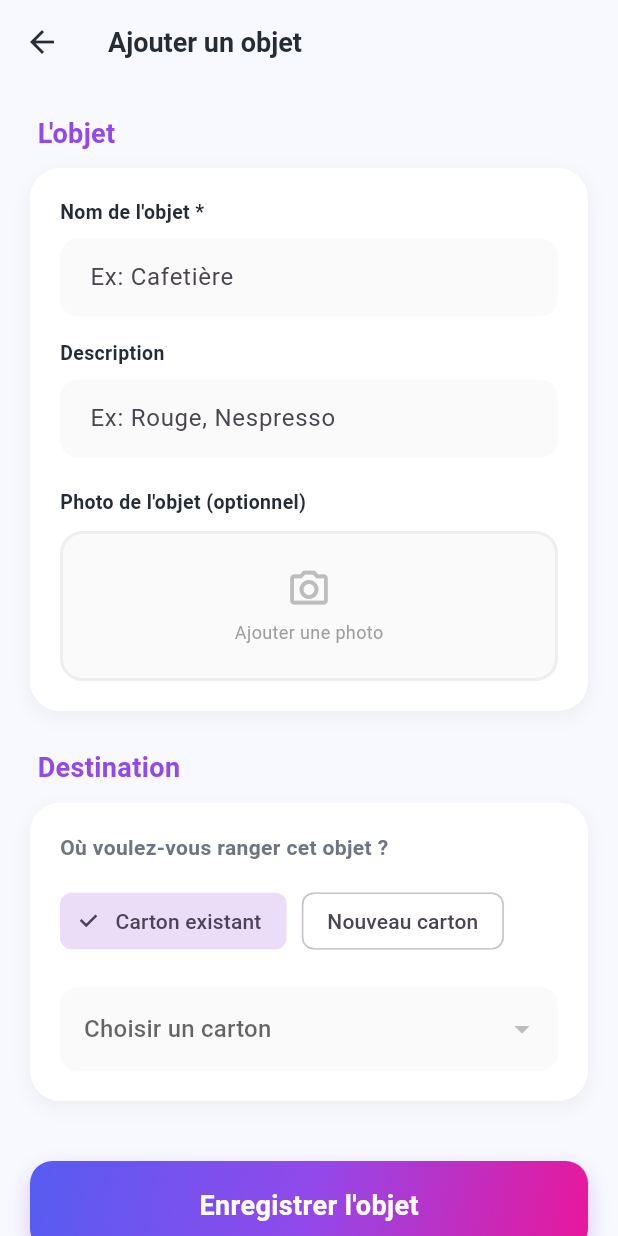
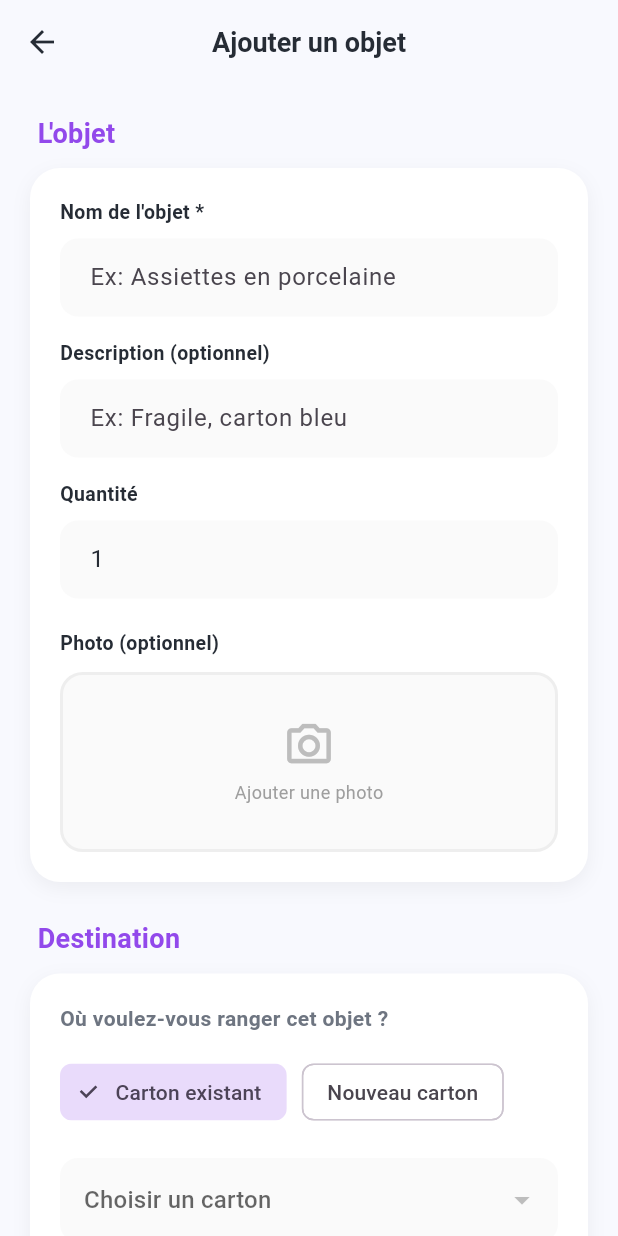
Before and after one commit to MarinaKamel-coder/myinventory, a Flutter app: the ItemAddGlobalScreen screen opened by its route, on a phone screen of 412 x 824 dp. Run offline on Flutter 3.47's test engine with Material 3 defaults, Android fonts, the phone set to English and light mode, and no system bars; our stand-ins replace image_picker, pdf, printing, qr_flutter, shared_preferences, sqflite; missing offline and left inert: barcode, mobile_scanner; accounts and stored records are empty.

Commit message:
feat: robustesse de l'ajout d'objets et gestion de quantité

```diff
--- a/lib/features/items/screens/item_add_global_screen.dart
+++ b/lib/features/items/screens/item_add_global_screen.dart
@@ -19,22 +19,32 @@ class ItemAddGlobalScreen extends StatefulWidget {
 
 class _ItemAddGlobalScreenState extends State<ItemAddGlobalScreen> {
   final _formKey = GlobalKey<FormState>();
+  bool _isLoading = false;
 
   // Champs de l'objet
   final _itemNameController = TextEditingController();
   final _itemDescController = TextEditingController();
+  final _itemQtyController = TextEditingController(text: '1');
 
   // Gestion du carton de destination
   Carton? _selectedCarton;
   bool _createNewCarton = false;
 
-  // Champs pour le nouveau carton (si nécessaire)
+  // Champs pour le nouveau carton
   final _newCartonNameController = TextEditingController();
   Room _selectedRoom = Room.salon;
-  final bool _isFragile = false;
+
   final ImagePicker _picker = ImagePicker();
+  String? _photoPath;
 
-  String? _photoPath;
+  @override
+  void dispose() {
+    _itemNameController.dispose();
+    _itemDescController.dispose();
+    _itemQtyController.dispose();
+    _newCartonNameController.dispose();
+    super.dispose();
+  }
 
   @override
   Widget build(BuildContext context) {
@@ -43,51 +53,70 @@ class _ItemAddGlobalScreenState extends State<ItemAddGlobalScreen> {
     return Scaffold(
       backgroundColor: const Color(0xFFF8F9FE),
       appBar: AppBar(
-        title: const Text('Ajouter un objet', style: TextStyle(color: AppColors.textMain, fontWeight: FontWeight.bold)),
+        title: const Text('Ajouter un objet',
+          style: TextStyle(color: AppColors.textMain, fontWeight: FontWeight.bold)),
         backgroundColor: Colors.transparent,
         elevation: 0,
+        centerTitle: true,
         leading: IconButton(
           icon: const Icon(Icons.arrow_back, color: AppColors.textMain),
           onPressed: () => Navigator.pop(context),
         ),
       ),
-      body: SingleChildScrollView(
+      body: Stack(
+        children: [
+          SingleChildScrollView(
             padding: const EdgeInsets.all(20),
             child: Form(
               key: _formKey,
               child: Column(
                 crossAxisAlignment: CrossAxisAlignment.start,
                 children: [
-              // --- SECTION 1 : L'OBJET ---
                   _buildSectionTitle("L'objet"),
                   _buildCard([
-                _buildTextField(_itemNameController, "Nom de l'objet *", 'Ex: Cafetière'),
+                    _buildTextField(
+                      _itemNameController,
+                      "Nom de l'objet *",
+                      'Ex: Assiettes en porcelaine',
+                      validator: (val) => val == null || val.isEmpty ? "Le nom est requis" : null,
+                    ),
                     const SizedBox(height: 15),
-                _buildTextField(_itemDescController, 'Description', 'Ex: Rouge, Nespresso'),
+                    _buildTextField(_itemDescController, 'Description (optionnel)', 'Ex: Fragile, carton bleu'),
+                    const SizedBox(height: 15),
+
+                    // --- CHAMP QUANTITÉ (Visible ici) ---
+                    _buildTextField(
+                      _itemQtyController,
+                      'Quantité',
+                      '1',
+                      keyboardType: TextInputType.number,
+                    ),
+
                     const SizedBox(height: 20),
                     _buildPhotoSelector(),
                   ]),
 
                   const SizedBox(height: 25),
 
-              // --- SECTION 2 : DESTINATION ---
                   _buildSectionTitle('Destination'),
                   _buildCard([
-                const Text('Où voulez-vous ranger cet objet ?', style: TextStyle(fontWeight: FontWeight.w600, fontSize: 14)),
+                    const Text('Où voulez-vous ranger cet objet ?',
+                      style: TextStyle(fontWeight: FontWeight.w600, fontSize: 14)),
                     const SizedBox(height: 15),
 
-                // Switch : Existant vs Nouveau
                     Row(
                       children: [
                         ChoiceChip(
                           label: const Text('Carton existant'),
                           selected: !_createNewCarton,
+                          selectedColor: AppColors.headerMid.withOpacity(0.2),
                           onSelected: (val) => setState(() => _createNewCarton = !val),
                         ),
                         const SizedBox(width: 10),
                         ChoiceChip(
                           label: const Text('Nouveau carton'),
                           selected: _createNewCarton,
+                          selectedColor: AppColors.headerMid.withOpacity(0.2),
                           onSelected: (val) => setState(() => _createNewCarton = val),
                         ),
                       ],
@@ -95,22 +124,31 @@ class _ItemAddGlobalScreenState extends State<ItemAddGlobalScreen> {
 
                     const SizedBox(height: 20),
 
-                if (!_createNewCarton)
-                  _buildCartonDropdown(cartons)
-                else
-                  _buildNewCartonFields(),
+                    AnimatedCrossFade(
+                      firstChild: _buildCartonDropdown(cartons),
+                      secondChild: _buildNewCartonFields(),
+                      crossFadeState: _createNewCarton ? CrossFadeState.showSecond : CrossFadeState.showFirst,
+                      duration: const Duration(milliseconds: 300),
+                    ),
                   ]),
 
                   const SizedBox(height: 40),
-
-              // --- BOUTON DE SAUVEGARDE ---
                   _buildSubmitButton(context),
                 ],
               ),
             ),
           ),
+          if (_isLoading)
+             Container(
+              color: Colors.black26,
+              child: const Center(child: CircularProgressIndicator()),
+            ),
+        ],
+      ),
     );
   }
+
+  // --- WIDGETS UI ---
 
   Widget _buildSectionTitle(String title) => Padding(
     padding: const EdgeInsets.only(left: 5, bottom: 10),
@@ -122,18 +160,27 @@ class _ItemAddGlobalScreenState extends State<ItemAddGlobalScreen> {
     decoration: BoxDecoration(
       color: Colors.white,
       borderRadius: BorderRadius.circular(20),
-      boxShadow: [BoxShadow(color: Colors.black.withValues(alpha: 0.05), blurRadius: 10, offset: const Offset(0, 4))],
+      boxShadow: [BoxShadow(color: Colors.black.withOpacity(0.05), blurRadius: 10, offset: const Offset(0, 4))],
     ),
     child: Column(crossAxisAlignment: CrossAxisAlignment.start, children: children),
   );
 
-  Widget _buildTextField(TextEditingController controller, String label, String hint) => Column(
+  // CORRECTION : Ajout explicite du paramètre keyboardType pour l'affichage
+  Widget _buildTextField(
+    TextEditingController controller,
+    String label,
+    String hint,
+    {String? Function(String?)? validator,
+    TextInputType keyboardType = TextInputType.text}) {
+    return Column(
       crossAxisAlignment: CrossAxisAlignment.start,
       children: [
         Text(label, style: const TextStyle(fontWeight: FontWeight.bold, fontSize: 13, color: AppColors.textMain)),
         const SizedBox(height: 8),
         TextFormField(
           controller: controller,
+          validator: validator,
+          keyboardType: keyboardType, // Indispensable pour la quantité
           decoration: InputDecoration(
             hintText: hint,
             filled: true,
@@ -144,10 +191,13 @@ class _ItemAddGlobalScreenState extends State<ItemAddGlobalScreen> {
         ),
       ],
     );
+  }
 
   Widget _buildCartonDropdown(List<Carton> cartons) => DropdownButtonFormField<Carton>(
-    initialValue: _selectedCarton,
+    value: _selectedCarton,
     hint: const Text('Choisir un carton'),
+    isExpanded: true,
+    validator: (val) => !_createNewCarton && val == null ? "Sélectionnez un carton" : null,
     decoration: InputDecoration(
       filled: true,
       fillColor: Colors.grey.shade50,
@@ -159,50 +209,38 @@ class _ItemAddGlobalScreenState extends State<ItemAddGlobalScreen> {
 
   Widget _buildNewCartonFields() => Column(
     children: [
-      _buildTextField(_newCartonNameController, 'Nom du nouveau carton *', 'Ex: Cuisine - Petit électro'),
+      _buildTextField(
+        _newCartonNameController,
+        'Nom du nouveau carton *',
+        'Ex: Cuisine - Vaisselle',
+        validator: (val) => _createNewCarton && (val == null || val.isEmpty) ? "Le nom du carton est requis" : null,
+      ),
       const SizedBox(height: 15),
       DropdownButtonFormField<Room>(
-        initialValue: _selectedRoom,
+        value: _selectedRoom,
         decoration: InputDecoration(
           filled: true,
           fillColor: Colors.grey.shade50,
           border: OutlineInputBorder(borderRadius: BorderRadius.circular(12), borderSide: BorderSide.none),
         ),
-        items: Room.values.map((r) => DropdownMenuItem(value: r, child: Text(r.label))).toList(),
+        items: Room.values.map((r) => DropdownMenuItem(value: r, child: Text("${r.icon} ${r.label}"))).toList(),
         onChanged: (val) => setState(() => _selectedRoom = val!),
       ),
     ],
   );
 
-  Widget _buildSubmitButton(BuildContext context) => GestureDetector(
-    onTap: () => _handleSubmit(),
-    child: Container(
-      width: double.infinity,
-      height: 60,
-      decoration: BoxDecoration(
-        gradient: AppColors.mainGradient,
-        borderRadius: BorderRadius.circular(15),
-        boxShadow: [BoxShadow(color: AppColors.headerMid.withValues(alpha: 0.3), blurRadius: 12, offset: const Offset(0, 6))],
-      ),
-      child: const Center(
-        child: Text("Enregistrer l'objet", style: TextStyle(color: Colors.white, fontWeight: FontWeight.bold, fontSize: 18)),
-      ),
-    ),
-  );
-
   Widget _buildPhotoSelector() {
     final imageProvider = buildPhotoImageProvider(_photoPath);
-
     return Column(
       crossAxisAlignment: CrossAxisAlignment.start,
       children: [
-        const Text("Photo de l'objet (optionnel)", style: TextStyle(fontWeight: FontWeight.bold, fontSize: 13, color: AppColors.textMain)),
+        const Text("Photo (optionnel)", style: TextStyle(fontWeight: FontWeight.bold, fontSize: 13, color: AppColors.textMain)),
         const SizedBox(height: 10),
         GestureDetector(
           onTap: _pickPhoto,
           child: Container(
             width: double.infinity,
-            height: 100,
+            height: 120,
             decoration: BoxDecoration(
               color: Colors.grey.shade50,
               borderRadius: BorderRadius.circular(15),
@@ -212,19 +250,14 @@ class _ItemAddGlobalScreenState extends State<ItemAddGlobalScreen> {
                 ? Column(
                     mainAxisAlignment: MainAxisAlignment.center,
                     children: [
-                      Icon(Icons.camera_alt_outlined, color: Colors.grey.shade400, size: 30),
+                      Icon(Icons.camera_alt_outlined, color: Colors.grey.shade400, size: 35),
                       const SizedBox(height: 5),
                       Text('Ajouter une photo', style: TextStyle(color: Colors.grey.shade500, fontSize: 12)),
                     ],
                   )
                 : ClipRRect(
                     borderRadius: BorderRadius.circular(12),
-                    child: Image(
-                      image: imageProvider,
-                      fit: BoxFit.cover,
-                      width: double.infinity,
-                      height: double.infinity,
-                    ),
+                    child: Image(image: imageProvider, fit: BoxFit.cover),
                   ),
           ),
         ),
@@ -232,64 +265,82 @@ class _ItemAddGlobalScreenState extends State<ItemAddGlobalScreen> {
     );
   }
 
+  Widget _buildSubmitButton(BuildContext context) => GestureDetector(
+    onTap: _isLoading ? null : () => _handleSubmit(),
+    child: Container(
+      width: double.infinity,
+      height: 60,
+      decoration: BoxDecoration(
+        gradient: AppColors.mainGradient,
+        borderRadius: BorderRadius.circular(15),
+        boxShadow: [BoxShadow(color: AppColors.headerMid.withOpacity(0.3), blurRadius: 12, offset: const Offset(0, 6))],
+      ),
+      child: Center(
+        child: Text(_isLoading ? "Enregistrement..." : "Confirmer l'objet",
+          style: const TextStyle(color: Colors.white, fontWeight: FontWeight.bold, fontSize: 18)),
+      ),
+    ),
+  );
+
+  // --- LOGIQUE METIER ---
+
   Future<void> _pickPhoto() async {
     final picked = await _picker.pickImage(source: ImageSource.gallery, imageQuality: 85);
     if (picked == null) return;
-
     final storedPath = await persistPickedPhoto(picked);
-    if (!mounted) return;
-
-    if (storedPath == null) {
-      ScaffoldMessenger.of(context).showSnackBar(
-        const SnackBar(content: Text('Impossible de sauvegarder la photo localement.')),
-      );
-      return;
-    }
-
+    if (!mounted || storedPath == null) return;
     setState(() => _photoPath = storedPath);
   }
 
   Future<void> _handleSubmit() async {
-    if (_itemNameController.text.isEmpty) return;
+    if (!_formKey.currentState!.validate()) return;
+    setState(() => _isLoading = true);
 
+    try {
       final cartonProvider = context.read<CartonProvider>();
       final itemProvider = context.read<ItemProvider>();
       late String targetCartonId;
 
       if (_createNewCarton) {
-      if (_newCartonNameController.text.isEmpty) return;
-      // 1. Créer le nouveau carton
         final newCarton = Carton(
-        id: DateTime.now().toString(),
-        name: _newCartonNameController.text,
+          id: DateTime.now().millisecondsSinceEpoch.toString(),
+          name: _newCartonNameController.text.trim(),
           room: _selectedRoom,
-        fragile: _isFragile,
+          fragile: false,
           items: [],
           createdAt: DateTime.now(),
         );
         await cartonProvider.addCarton(newCarton);
         targetCartonId = newCarton.id;
       } else {
-      if (_selectedCarton == null) return;
         targetCartonId = _selectedCarton!.id;
       }
 
-    // 2. Préparer l'objet
       final newItem = CartonItem(
         id: DateTime.now().toIso8601String(),
         cartonId: targetCartonId,
-      name: _itemNameController.text,
-      description: _itemDescController.text,
+        name: _itemNameController.text.trim(),
+        description: _itemDescController.text.trim(),
+        quantity: int.tryParse(_itemQtyController.text) ?? 1,
         photo: _photoPath,
       );
 
-    // 3. Mettre à jour via le nouveau ItemProvider
       await itemProvider.addItem(newItem);
 
       if (!mounted) return;
       Navigator.pop(context);
       ScaffoldMessenger.of(context).showSnackBar(
-      SnackBar(content: Text("Objet '${newItem.name}' ajouté avec succès !"), backgroundColor: AppColors.success),
+        SnackBar(
+          content: Text("L'objet '${newItem.name}' a été ajouté !"),
+          backgroundColor: AppColors.success
+        ),
       );
+    } catch (e) {
+      ScaffoldMessenger.of(context).showSnackBar(
+        const SnackBar(content: Text("Erreur technique lors de l'ajout"), backgroundColor: Colors.red),
+      );
+    } finally {
+      if (mounted) setState(() => _isLoading = false);
     }
   }
+}
```
Lines whose indentation alone changed are shown as unchanged.
